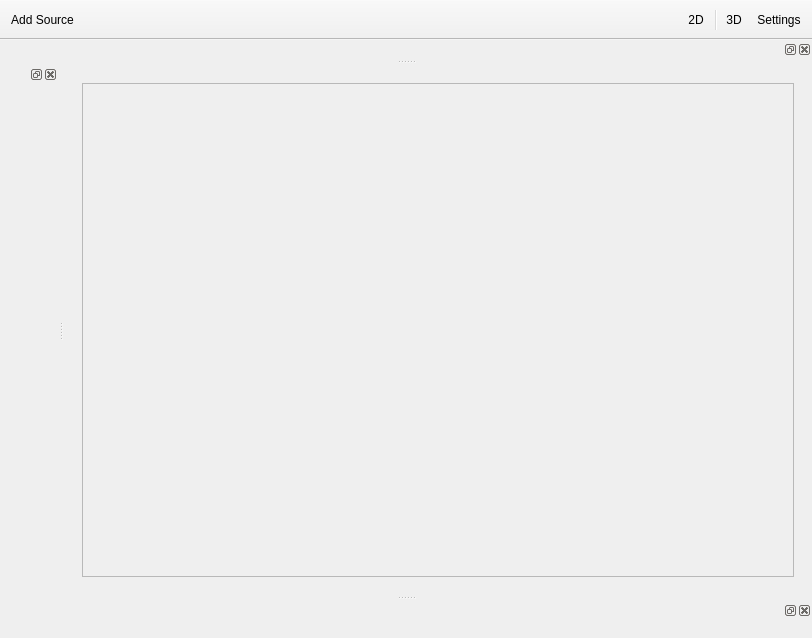
The window that applications/viewer/radiumViewer6/MainWindow.ui (T-PLAY/hub) describes before a commit, drawn with Qt 5.
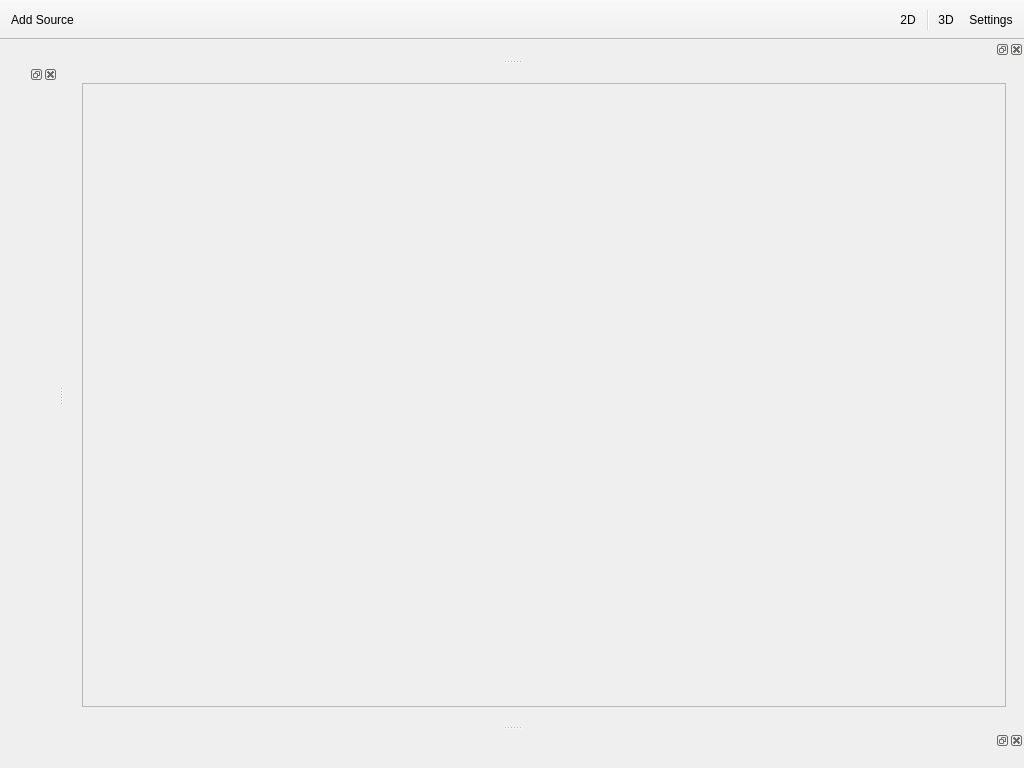
The same window after the commit.

What changed in the file:
```diff
--- a/applications/viewer/radiumViewer6/MainWindow.ui
+++ b/applications/viewer/radiumViewer6/MainWindow.ui
@@ -9,8 +9,8 @@
    <rect>
     <x>0</x>
     <y>0</y>
-    <width>812</width>
-    <height>638</height>
+    <width>1024</width>
+    <height>768</height>
    </rect>
   </property>
   <property name="windowTitle">
```
